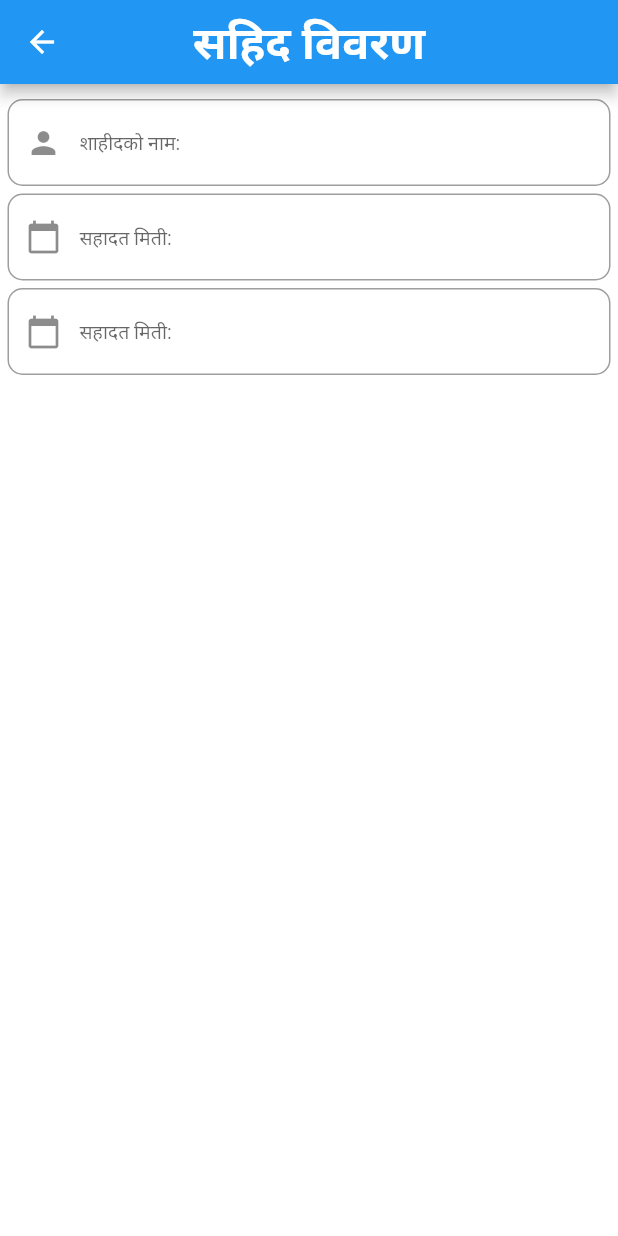
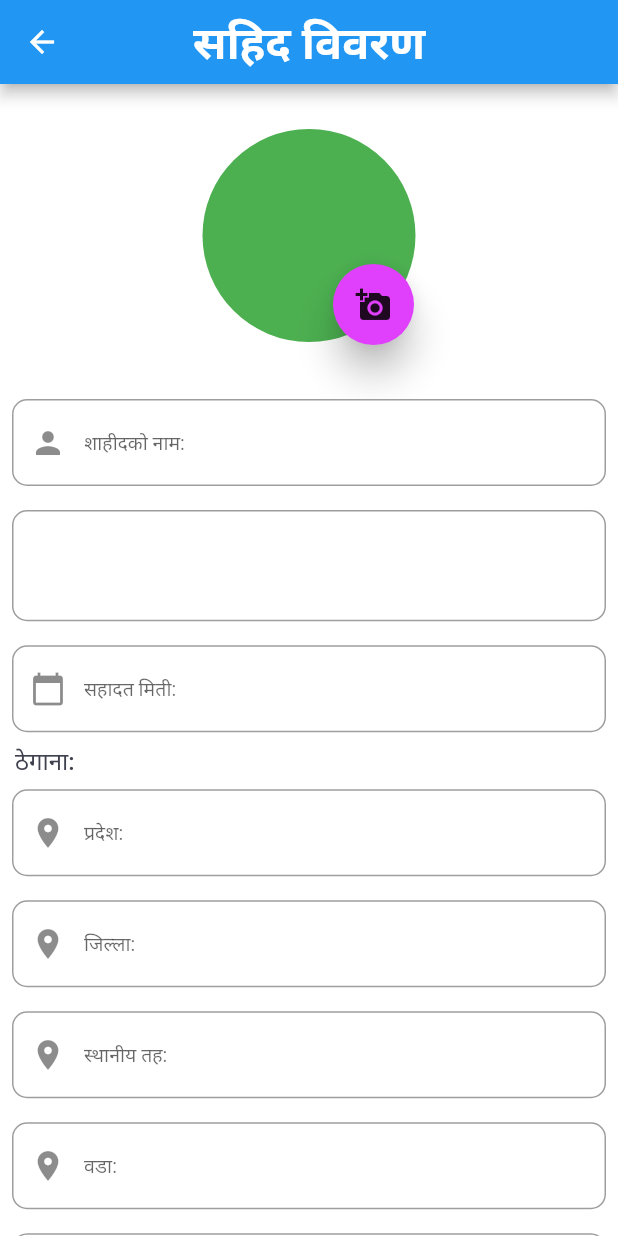
Before and after one commit to subashkhatri36/yoddhafoundation, a Flutter app: the SahidView screen opened by its route, on a phone screen of 412 x 824 dp. Run offline on Flutter 3.47's test engine with Material 2 defaults, Android fonts, the phone set to English and light mode, and no system bars; our stand-ins replace connectivity, device_info, dio, flutter_easyloading, get, hexcolor and 3 more; accounts and stored records are empty.

Commit message:
dashboard design

```diff
--- a/lib/app/constant/string.dart
+++ b/lib/app/constant/string.dart
@@ -1,4 +1,22 @@
 class Strings{
 static const String appName='Yoddha Foundation';
 static const String login = 'Login Page';
+static const String loginheding = 'सहिद तथा बेपत्ता योद्धा सन्तती फाउन्डेशन';
+static const String sahidName = 'शाहीदको नाम:';
+static const String deathDate = "सहादत मिती:";
+static const String gender = "लि्ग:";
+static const String male = "पुरुष";
+static const String female = "महिला";
+static const String sahidAddress = "ठेगाना:";
+static const String state = "प्रदेश:";
+static const String district ="जिल्ला:";
+static const String localArea = "स्थानीय तह:";
+static const String oda = "वडा:";
+static const String tol = "टोल:";
+static const String deathPlace = "सहादत स्थान:";
+static const String organizationalResponsibility ="संगठनिक जिम्मेवारी:";
+static const String partySangathan = "पार्टी संगठन";
+static const String armSangathan = "सैन्य संगठन";
+static const String other = "अन्य:";
+
 }
--- a/lib/app/modules/dashboard/views/dashboard_view.dart
+++ b/lib/app/modules/dashboard/views/dashboard_view.dart
@@ -2,6 +2,7 @@ import 'package:flutter/material.dart';
 
 import 'package:get/get.dart';
 import 'package:yoddhafoundation/app/modules/sahid/views/sahid_view.dart';
+import 'package:yoddhafoundation/app/routes/app_pages.dart';
 
 import '../controllers/dashboard_controller.dart';
 
@@ -15,7 +16,7 @@ class DashboardView extends GetView<DashboardController> {
       ),
       floatingActionButton:  FloatingActionButton(
           onPressed: (){
-            Get.to(SahidView());
+            Get.toNamed(Routes.SAHID);
           },
           child: const Icon(Icons.add),
           ),
--- a/lib/app/modules/sahid/views/sahid_view.dart
+++ b/lib/app/modules/sahid/views/sahid_view.dart
@@ -1,11 +1,14 @@
+import 'dart:io';
 import 'package:flutter/cupertino.dart';
 import 'package:flutter/material.dart';
-
+import 'package:flutter/painting.dart';
 import 'package:get/get.dart';
 import 'package:yoddhafoundation/app/constant/string.dart';
+import 'package:yoddhafoundation/app/widgets/button/custom_button.dart';
+import 'package:yoddhafoundation/app/widgets/input/custom_container.dart';
 import 'package:yoddhafoundation/app/widgets/input/custome_input.dart';
-
 import '../controllers/sahid_controller.dart';
+import 'package:image_picker/image_picker.dart';
 
 class SahidView extends GetView<SahidController> {
   @override
@@ -18,28 +21,148 @@ class SahidView extends GetView<SahidController> {
         ),),
         centerTitle: true,
       ),
-      body: Form(
-      child: Padding(
-        padding: const EdgeInsets.symmetric(horizontal: 5, vertical: 10.0),
+      body: SingleChildScrollView(
+        scrollDirection: Axis.vertical,
+        child: Form(
         child: Column(
-          children: const<Widget>[
-            CustomeInput(
-              hintText: 'शाहीदको नाम:',
-              prefix: Icons.person,
+          children: <Widget>[
+          //Profile Upload
+           Stack(
+          children: [
+            Container(
+              margin: EdgeInsets.symmetric(vertical: 30, horizontal: 30),
+              child: CircleAvatar(
+                radius: 71,
+                backgroundColor: Colors.green,
+               child: CircleAvatar(
+                 radius: 65,
+                backgroundColor: Colors.green,
+                // backgroundImage: AssetImage('assets/images/download.jpg'),
+                // ignore: unnecessary_null_comparison
+                backgroundImage: controller.pickedImg == null
+                ? null :FileImage(controller.pickedImg!),
+               ),
+              ),
             ),
-            SizedBox(height: 5.0,),
-            CustomeInput(
-              hintText: "सहादत मिती:",
-              prefix: Icons.calendar_today,
+            Positioned(
+              top: 120,
+              left: 100,
+            child: RawMaterialButton(
+              elevation: 10,
+              fillColor: Colors.purpleAccent,
+              child: const Icon(Icons.add_a_photo),
+              padding: const EdgeInsets.all(15.0),
+              shape: const CircleBorder(),
+            onPressed: (){
+              showDialog(
+              context: context,
+              builder: (BuildContext context){
+                return AlertDialog(
+                  title: const Text("Choose Option", style: TextStyle(
+                    fontWeight: FontWeight.w600,
+                    color: Colors.purple
+                  ),),
+                  content: SingleChildScrollView(
+                    child: ListBody(
+                      children: [
+                        InkWell(
+                          onTap: controller.pickImageCamera,
+                         splashColor: Colors.deepPurple,
+                         child: Row(
+                           children: const [
+                             Padding(
+                              padding:  EdgeInsets.all(8.0),
+                              child: Icon(
+                                Icons.camera,
+                                color: Colors.purpleAccent,
+                              ),
+                              ),
+                              Text("Camera", style: TextStyle(
+                                fontSize: 18,
+                                fontWeight: FontWeight.w600
+                              ),),
+                           ],
+                         ),
+                        ),
+
+                        InkWell(
+                          onTap: controller.pickImageGallery,
+                          splashColor: Colors.purpleAccent,
+                          child: Row(
+                            children:const [
+                              Padding(
+                              padding:  EdgeInsets.all(8.0),
+                              child: Icon(
+                                Icons.image,
+                                color: Colors.deepPurple,
+                              ),
+                              ),
+                              Text("Gallery", style: TextStyle(
+                                fontSize: 18,
+                                fontWeight: FontWeight.w500
+                              ),)
+                            ],
+                          ),
+                        )
+                      ],
+                    ),
+                  ),
+                );
+              });
+            }
             ),
-            SizedBox(height: 5.0,),
-            CustomeInput(
-              hintText: "सहादत मिती:",
-              prefix: Icons.calendar_today,
             ),
           ],
         ),
-      ),
+
+           const CustomeInput(
+              hintText: Strings.sahidName,
+              prefix: Icons.person,
+            ),
+           const CustomContainer(),
+           const CustomeInput(
+              hintText: Strings.deathDate,
+              prefix: Icons.calendar_today,
+            ),
+            Padding(
+              padding: const EdgeInsets.only(left: 10),
+              child: Align(
+                alignment: Alignment.centerLeft,
+                child: Text(Strings.sahidAddress,
+                style: Theme.of(context).textTheme.bodyText1!.copyWith(fontSize: 16.0,),),
+              ),
+            ),
+            const CustomeInput(
+              hintText: Strings.state,
+              prefix: Icons.place,
+            ),
+            const CustomeInput(
+              hintText: Strings.district,
+              prefix: Icons.place,
+            ),
+            const CustomeInput(
+              hintText: Strings.localArea,
+              prefix: Icons.place,
+            ),
+            const CustomeInput(
+              hintText: Strings.oda,
+              prefix: Icons.place,
+            ),
+            const CustomeInput(
+              hintText: Strings.tol,
+              prefix: Icons.place,
+            ),
+            const CustomeInput(
+              hintText: Strings.deathPlace,
+              prefix: Icons.home,
+            ),
+
+          //  CustomButton(
+          //   onpressed: (){},
+          //   btnText:  'Save And Next'),
+          ],
+        ),
+        ),
       ),
     );
   }
--- /dev/null
+++ b/lib/app/widgets/input/custom_container.dart
@@ -0,0 +1,20 @@
+import 'package:flutter/material.dart';
+
+class CustomContainer extends StatelessWidget {
+  const CustomContainer({ Key? key }) : super(key: key);
+
+  @override
+  Widget build(BuildContext context) {
+    return Padding(
+      padding: const EdgeInsets.all(8.0),
+      child: Container(
+        height: MediaQuery.of(context).size.height*.09,
+        width: MediaQuery.of(context).size.width,
+        decoration: BoxDecoration(
+          borderRadius: BorderRadius.circular(10.0),
+          border: Border.all(color: Colors.grey),
+        ),
+      ),
+    );
+  }
+}
--- a/lib/app/widgets/input/custome_input.dart
+++ b/lib/app/widgets/input/custome_input.dart
@@ -26,7 +26,9 @@ class _CustomeInputState extends State<CustomeInput> {
   }
   @override
   Widget build(BuildContext context) {
-    return Container(
+    return Padding(
+      padding: const EdgeInsets.all(8.0),
+      child: Container(
         decoration: BoxDecoration(color: widget.color),
 
         child: TextFormField(
@@ -36,9 +38,7 @@ class _CustomeInputState extends State<CustomeInput> {
             hintText: widget.hintText,label: widget.labeltext!=''?Text(widget.labeltext):null,
             border: OutlineInputBorder(
               borderRadius: BorderRadius.circular(10.0),
-            gapPadding: 0.0,
-
-          ),
+              gapPadding: 0.0,),
             prefixIcon: Icon(widget.prefix),
             suffix:widget.showsuffix? GestureDetector(
               onTap: (){
@@ -48,6 +48,7 @@ class _CustomeInputState extends State<CustomeInput> {
               child:showpassword? Icon(widget.suffix):Icon(Icons.visibility)):null,
           ),
         ),
+      ),
     );
   }
 }
--- a/pubspec.yaml
+++ b/pubspec.yaml
@@ -20,6 +20,7 @@ dependencies:
   connectivity: ^3.0.6
   device_info: ^2.0.2
   app_tracking_transparency: ^2.0.1
+  image_picker: ^0.8.4+2
 
 dev_dependencies:
   flutter_lints: ^1.0.0
```
Also changed, not shown: lib/app/modules/login/views/login_view.dart (+9 -6 lines), lib/app/modules/sahid/controllers/sahid_controller.dart (+28 -2 lines), pubspec.lock. Lines whose indentation alone changed are shown as unchanged.
